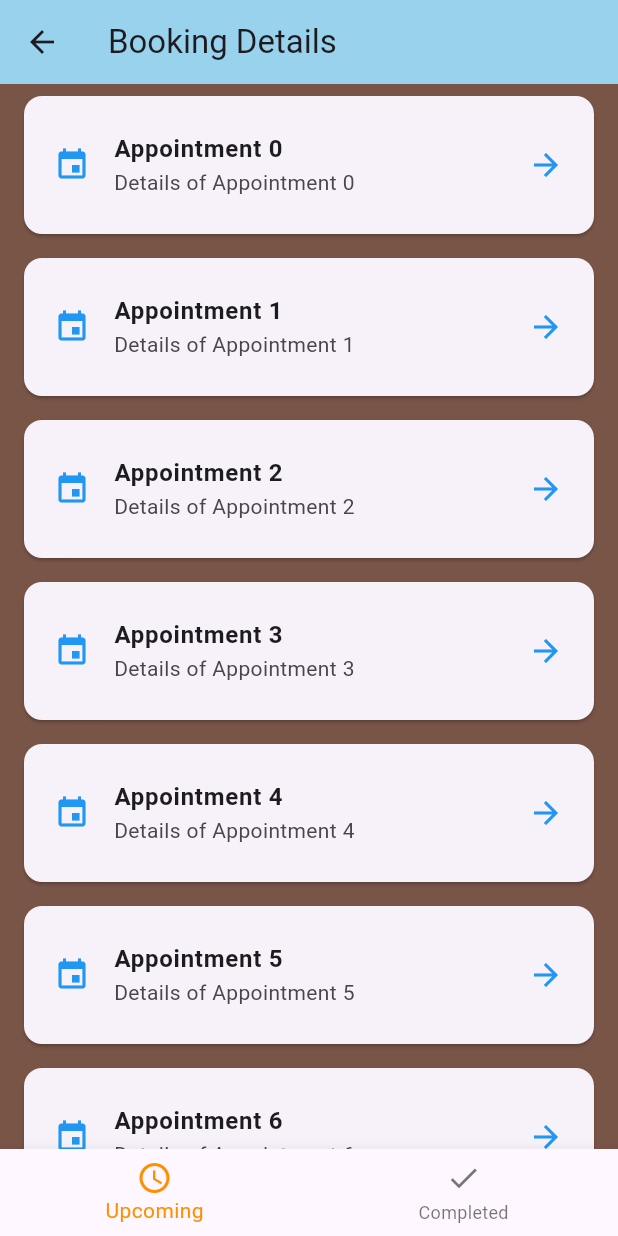
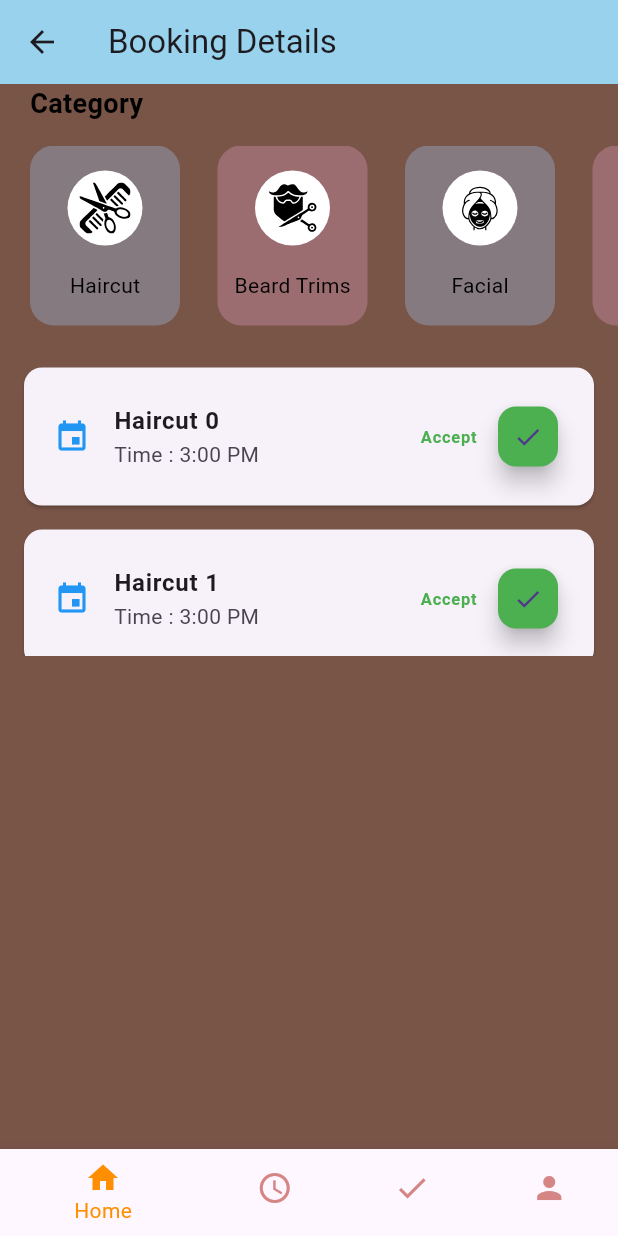
Before and after one commit to SarthakPaneru/StyleSlate-Admin, a Flutter app: the MainScreen screen opened directly, on a phone screen of 412 x 824 dp. Run offline on Flutter 3.47's test engine with Material 3 defaults, Android fonts, the light colour scheme and no system bars; our stand-ins replace cached_network_image, email_validator, flutter_secure_storage, flutter_svg, geolocator, google_generative_ai and 2 more; missing offline and left inert: dart:ffi; accounts and stored records are empty; network calls fail.

Commit message:
barber ui purei change gareko

```diff
--- /dev/null
+++ b/lib/Screen/booking_card.dart
@@ -0,0 +1,98 @@
+import 'package:flutter/material.dart';
+import 'appointment_details.dart';
+
+class BookingCard extends StatelessWidget {
+  const BookingCard({super.key});
+
+  @override
+  Widget build(BuildContext context) {
+    return ListView.builder(
+      itemCount: 8,
+      itemBuilder: (context, index) {
+        return Card(
+          margin: const EdgeInsets.symmetric(
+            vertical: 8.0,
+            horizontal: 16.0,
+          ),
+          child: ListTile(
+            contentPadding: const EdgeInsets.symmetric(
+              horizontal: 20.0,
+              vertical: 10.0,
+            ),
+            leading: const Icon(
+              Icons.event,
+              color: Colors.blue,
+            ),
+            title: Text(
+              'Haircut $index',
+              style: const TextStyle(
+                fontWeight: FontWeight.bold,
+              ),
+            ),
+            subtitle: const Text(
+              'Time : 3:00 PM ',
+            ),
+            trailing: Row(
+              mainAxisSize: MainAxisSize.min,
+              children: [
+                const Text(
+                  'Accept',
+                  style: TextStyle(
+                    color: Colors.green,
+                    fontWeight: FontWeight.bold,
+                  ),
+                ),
+                const SizedBox(width: 10), // Spacing between text and button
+                FloatingActionButton(
+                  onPressed: () {
+                    // Show a dialog when the button is pressed
+                    showDialog(
+                      context: context,
+                      builder: (BuildContext context) {
+                        return AlertDialog(
+                          title: const Text('Confirm Appointment'),
+                          content: const Text('Do you want to accept this appointment?'),
+                          actions: <Widget>[
+                            TextButton(
+                              onPressed: () {
+                                Navigator.of(context).pop(); // Close the dialog
+                              },
+                              child: const Text('Cancel'),
+                            ),
+                            TextButton(
+                              onPressed: () {
+                                // Confirm the action and perform necessary steps
+                                // ignore: avoid_print
+                                print('Appointment $index accepted');
+                                Navigator.of(context).pop(); // Close the dialog
+                                // You can also add any additional functionality here
+                              },
+                              child: const Text('Confirm'),
+                            ),
+                          ],
+                        );
+                      },
+                    );
+                  },
+                  mini: true, // Use a smaller FAB
+                  backgroundColor: Colors.green,
+                  child: const Icon(Icons.check,size: 20,),
+                ),
+              ],
+            ),
+            onTap: () {
+              Navigator.push(
+                context,
+                MaterialPageRoute(
+                  builder: (context) => AppointmentDetails(
+                    appointmentId: 'ID $index',
+                  ),
+                ),
+              );
+            },
+          ),
+        );
+      },
+    );
+  }
+}
--- /dev/null
+++ b/lib/Screen/homepage.dart
@@ -0,0 +1,44 @@
+import 'package:barberside/Screen/booking_card.dart';
+import 'package:barberside/Widgets/category.dart';
+import 'package:barberside/auth/category_model.dart';
+import 'package:flutter/material.dart';
+
+class Homepage extends StatefulWidget {
+  const Homepage({super.key});
+
+  @override
+  State<Homepage> createState() => _HomepageState();
+}
+
+class _HomepageState extends State<Homepage> {
+  List<CategoryModel> categories = [];
+
+  void _getInitialInfo() {
+    categories = CategoryModel.getCategories();
+  }
+
+  @override
+  void initState() {
+    super.initState();
+    _getInitialInfo();
+  }
+
+  @override
+  Widget build(BuildContext context) {
+    return Scaffold(
+      backgroundColor: Colors.brown,
+      body: Column(
+        children: [
+          CategorySection(categories: categories),
+          const SizedBox(height: 20),
+          const SizedBox(
+            height: 200, // Adjust this height based on your requirement
+            child: BookingCard(
+
+            ),
+          ),
+        ],
+      ),
+    );
+  }
+}
--- a/lib/Screen/mainscreen.dart
+++ b/lib/Screen/mainscreen.dart
@@ -1,3 +1,6 @@
+import 'package:barberside/Screen/homepage.dart';
+import 'package:barberside/Screen/profile/profile.dart';
+import 'package:barberside/Screen/profile/profile_screen.dart';
 import 'package:flutter/material.dart';
 import 'upcoming_appointments.dart';
 import 'completed_appointments.dart';
@@ -13,13 +16,15 @@ class _MainScreenState extends State<MainScreen> {
   int _selectedIndex = 0;
 
   static final List<Widget> _widgetOptions = <Widget>[
+    const Homepage(),
     const UpcomingAppointments(),
     const CompletedAppointments(),
+    const ProfileScreen()
   ];
 
-  void _onItemTapped(int index) {
+  void _onItemTapped(int indexx) {
     setState(() {
-      _selectedIndex = index;
+      _selectedIndex = indexx;
     });
   }
 
@@ -40,6 +45,12 @@ class _MainScreenState extends State<MainScreen> {
         items: const <BottomNavigationBarItem>[
           BottomNavigationBarItem(
             icon: Icon(
+              Icons.home,
+            ),
+            label: 'Home',
+          ),
+          BottomNavigationBarItem(
+            icon: Icon(
               Icons.schedule,
             ),
             label: 'Upcoming',
@@ -50,9 +61,15 @@ class _MainScreenState extends State<MainScreen> {
             ),
             label: 'Completed',
           ),
+           BottomNavigationBarItem(
+            icon: Icon(
+              Icons.person,
+            ),
+            label: 'Profile',
+          ),
         ],
-        currentIndex: _selectedIndex,
         selectedItemColor: Colors.amber[800],
+        unselectedItemColor: const Color.fromARGB(255, 214, 133, 133),
         onTap: _onItemTapped,
       ),
     );
--- a/lib/Screen/profile/profile_screen.dart
+++ b/lib/Screen/profile/profile_screen.dart
@@ -12,6 +12,7 @@ class ProfileScreen extends StatelessWidget {
   @override
   Widget build(BuildContext context) {
     return Scaffold(
+      backgroundColor: Colors.brown,
       appBar: AppBar(
         elevation: 0.0,
         backgroundColor: Colors.white,
--- a/lib/Screen/upcoming_appointments.dart
+++ b/lib/Screen/upcoming_appointments.dart
@@ -7,7 +7,7 @@ class UpcomingAppointments extends StatelessWidget {
   @override
   Widget build(BuildContext context) {
     return ListView.builder(
-      itemCount: 10,
+      itemCount: 2,
       itemBuilder: (context, index) {
         return Card(
           margin: const EdgeInsets.symmetric(
--- /dev/null
+++ b/lib/Widgets/category.dart
@@ -0,0 +1,74 @@
+import 'package:barberside/auth/category_model.dart';
+import 'package:flutter/material.dart';
+import 'package:flutter_svg/flutter_svg.dart';
+
+
+class CategorySection extends StatelessWidget {
+  final List<CategoryModel> categories;
+
+  const CategorySection({Key? key, required this.categories}) : super(key: key);
+
+  @override
+  Widget build(BuildContext context) {
+    return Column(
+      crossAxisAlignment: CrossAxisAlignment.start,
+      children: [
+        const Padding(
+          padding: EdgeInsets.only(left: 20),
+          child: Text(
+            'Category',
+            style: TextStyle(
+                color: Colors.black, fontSize: 18, fontWeight: FontWeight.w600),
+          ),
+        ),
+        const SizedBox(
+          height: 15,
+        ),
+        SizedBox(
+          height: 120,
+          child: ListView.separated(
+            itemCount: categories.length,
+            scrollDirection: Axis.horizontal,
+            padding: const EdgeInsets.only(
+              left: 20,
+              right: 20,
+            ),
+            separatorBuilder: (context, index) => const SizedBox(
+              width: 25,
+            ),
+            itemBuilder: (context, index) {
+              return Container(
+                width: 100,
+                decoration: BoxDecoration(
+                    color: categories[index].boxColor.withOpacity(0.3),
+                    borderRadius: BorderRadius.circular(16)),
+                child: Column(
+                  mainAxisAlignment: MainAxisAlignment.spaceEvenly,
+                  children: [
+                    Container(
+                      width: 50,
+                      height: 50,
+                      decoration: const BoxDecoration(
+                          color: Colors.white, shape: BoxShape.circle),
+                      child: Padding(
+                        padding: const EdgeInsets.all(8.0),
+                        child: SvgPicture.asset(categories[index].iconPath),
+                      ),
+                    ),
+                    Text(
+                      categories[index].name,
+                      style: const TextStyle(
+                          fontWeight: FontWeight.w400,
+                          color: Colors.black,
+                          fontSize: 14),
+                    )
+                  ],
+                ),
+              );
+            },
+          ),
+        )
+      ],
+    );
+  }
+}
--- /dev/null
+++ b/lib/auth/category_model.dart
@@ -0,0 +1,52 @@
+import 'package:flutter/material.dart';
+
+class CategoryModel {
+  String name;
+  String iconPath;
+  Color boxColor;
+
+  CategoryModel({
+    required this.name,
+    required this.iconPath,
+    required this.boxColor,
+  });
+
+  static List<CategoryModel> getCategories() {
+    List<CategoryModel> categories = [];
+
+    categories.add(
+      CategoryModel(
+        name: 'Haircut',
+        iconPath: 'lib/assets/icons/haircut.svg',
+        boxColor: const Color(0xff9DCEFF)
+      )
+    );
+
+    categories.add(
+      CategoryModel(
+        name: 'Beard Trims',
+        iconPath: 'lib/assets/icons/beard.svg',
+        boxColor: const Color(0xffEEA4CE)
+      )
+    );
+
+    categories.add(
+      CategoryModel(
+        name: 'Facial',
+        iconPath: 'lib/assets/icons/facial.svg',
+        boxColor: const Color(0xff9DCEFF)
+      )
+    );
+
+    categories.add(
+      CategoryModel(
+        name: 'Massage',
+        iconPath: 'lib/assets/icons/massage.svg',
+        boxColor: const Color(0xffEEA4CE)
+      )
+    );
+
+
+    return categories;
+  }
+}
--- /dev/null
+++ b/lib/chatbot/model.dart
@@ -0,0 +1,11 @@
+class ModelMessage {
+  final bool isPrompt;
+  final String message;
+  final DateTime time;
+
+  ModelMessage({
+    required this.isPrompt,
+    required this.message,
+    required this.time,
+  });
+}
```
Also changed, not shown: lib/Screen/profile/helpcenterscreen.dart (+41 -10 lines), lib/chatbot/gemini_ai.dart (added, +158 -0 lines), lib/main.dart (+7 -4 lines), lib/socket.dart (added, +86 -0 lines), pubspec.yaml (+13 -5 lines), lib/assets/icons/beard.svg (added), lib/assets/icons/facial.svg (added), lib/assets/icons/haircut.svg (added), lib/assets/icons/massage.svg (added), pubspec.lock, 1 other file.
